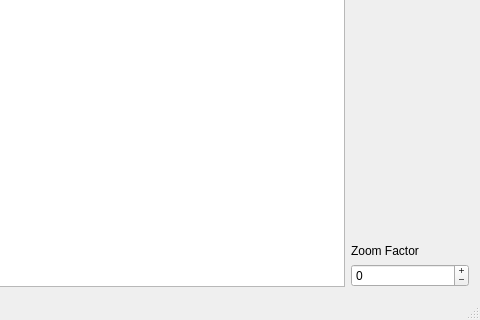
Nomadluap/circles, file mainwindow.ui: the form before one commit; both pictures show x 406 to 886 and y 340 to 660 of the 886 by 660 pixel window.
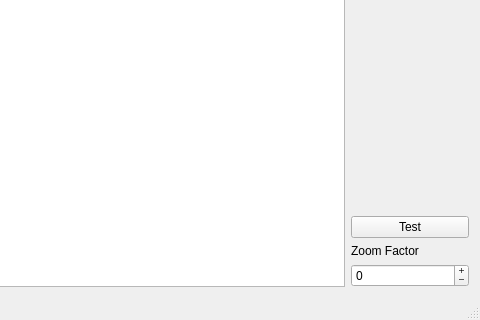
The form after the commit.

The edit to the form file:
```diff
--- a/mainwindow.ui
+++ b/mainwindow.ui
@@ -83,6 +83,13 @@
         </property>
        </spacer>
       </item>
+      <item>
+       <widget class="QPushButton" name="btnTest">
+        <property name="text">
+         <string>Test</string>
+        </property>
+       </widget>
+      </item>
       <item>
        <widget class="QLabel" name="label">
         <property name="text">
```
